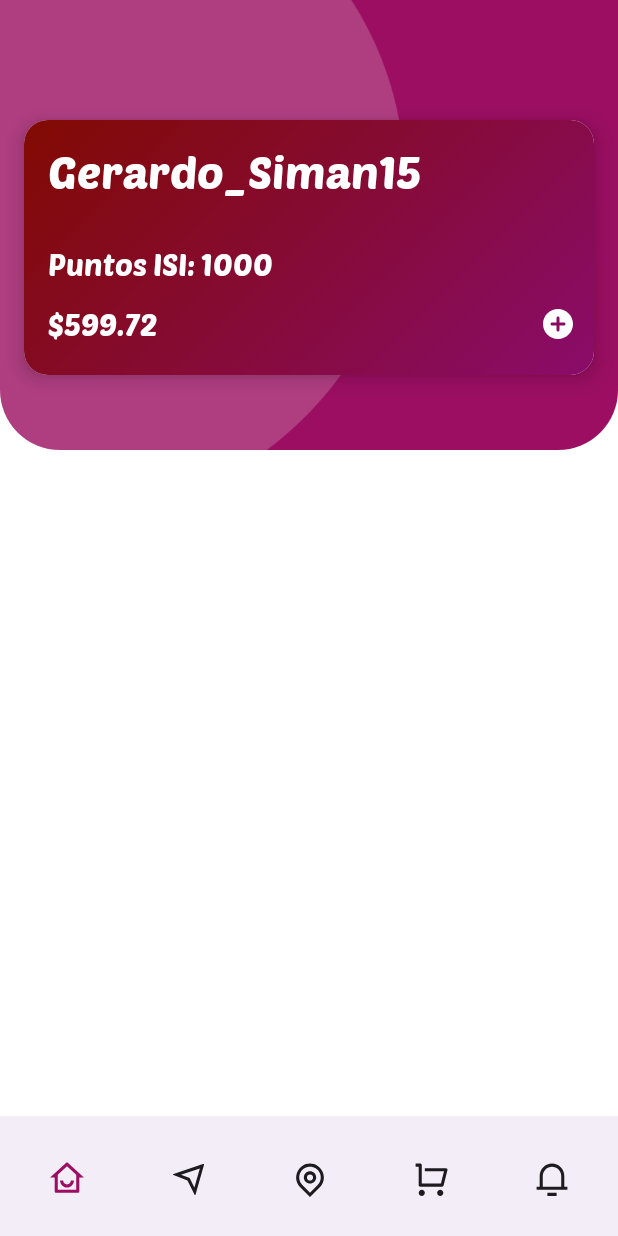
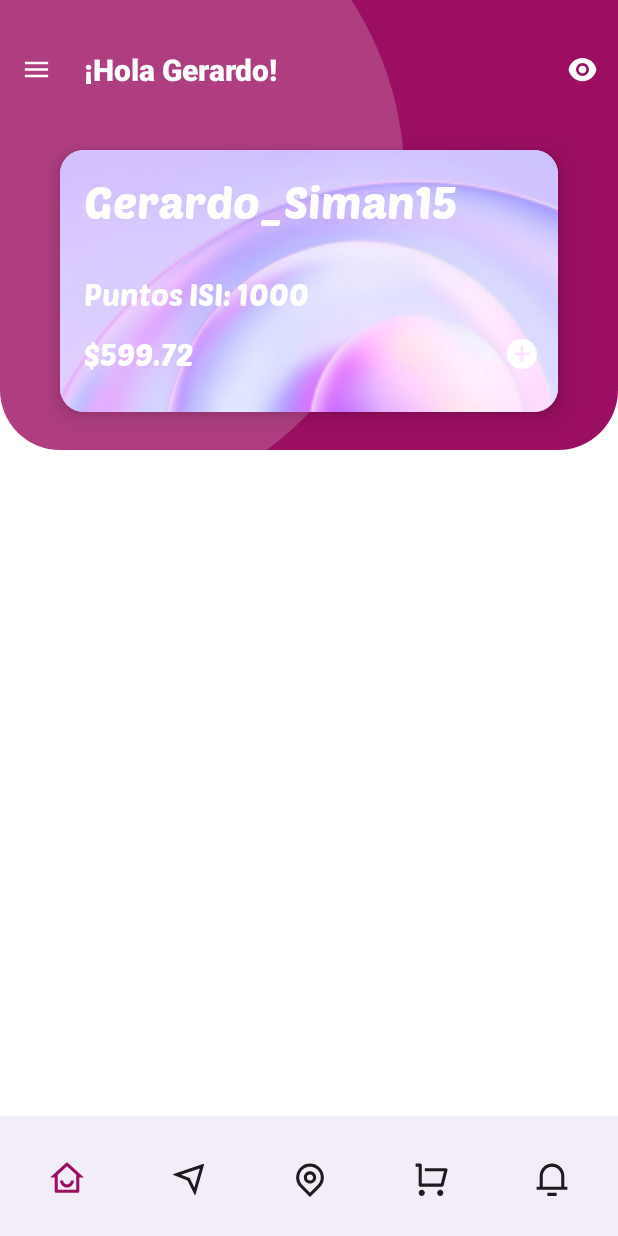
Before and after one commit to DanielESanchez/kotlin-app, an Android app built with Jetpack Compose: the HomeFragment screen opened through its navigation route, on a phone screen of 412 x 824 dp. Run offline under Robolectric (Android 15) with nearby library versions, the phone set to English and light mode, and no system bars; our stand-ins replace navigation-ui; 1 statement that could not run was skipped.

Commit message:
Added Top Bar

```diff
--- a/app/src/main/java/com/myneflow/davisi/MainActivity.kt
+++ b/app/src/main/java/com/myneflow/davisi/MainActivity.kt
@@ -1,8 +1,11 @@
 package com.myneflow.davisi
 
 import android.app.Activity
+import android.os.Build
 import android.os.Bundle
+import android.view.View
 import android.view.Window
+import android.view.WindowInsetsController
 import android.view.WindowManager
 import androidx.activity.enableEdgeToEdge
 import androidx.appcompat.app.AppCompatActivity
@@ -27,15 +30,27 @@ class MainActivity : AppCompatActivity() {
         val navController = host.navController
 
         appBarConfiguration = AppBarConfiguration(navController.graph)
-        gradientStatusBar(this)
-        gradientStatusBar(this)
+        transparentStatusBar(this)
     }
 }
 
-fun gradientStatusBar(activity: Activity) {
+fun transparentStatusBar(activity: Activity) {
     val window: Window = activity.window
     window.addFlags(WindowManager.LayoutParams.FLAG_DRAWS_SYSTEM_BAR_BACKGROUNDS)
 
     window.statusBarColor = ContextCompat.getColor(activity,android.R.color.transparent)
     window.setBackgroundDrawableResource(R.color.white)
+    window.addFlags(WindowManager.LayoutParams.FLAG_DRAWS_SYSTEM_BAR_BACKGROUNDS)
+
+    window.statusBarColor = ContextCompat.getColor(activity,android.R.color.transparent)
+    window.setBackgroundDrawableResource(R.color.white)
+    if (Build.VERSION.SDK_INT >= Build.VERSION_CODES.R) {
+        window.insetsController?.setSystemBarsAppearance(
+            0,
+            WindowInsetsController.APPEARANCE_LIGHT_STATUS_BARS
+        )
+    } else {
+        @Suppress("DEPRECATION")
+        window.decorView.systemUiVisibility = 0
+    }
 }
--- a/app/src/main/java/com/myneflow/davisi/ui/home/component/TopCard.kt
+++ b/app/src/main/java/com/myneflow/davisi/ui/home/component/TopCard.kt
@@ -33,15 +33,17 @@ import androidx.compose.ui.text.font.FontFamily
 import androidx.compose.ui.unit.dp
 import androidx.compose.ui.unit.sp
 import androidx.navigation.fragment.NavHostFragment.Companion.findNavController
-import androidx.navigation.fragment.findNavController
 import com.myneflow.davisi.R
 import com.myneflow.davisi.ui.home.HomeFragment
 import com.myneflow.davisi.ui.nav.BottomAppBarWithScaffoldM3
+import com.myneflow.davisi.ui.nav.TopAppBarWithScaffoldM3
+import com.myneflow.davisi.ui.nav.TopBar
 
-    @Composable
+@Composable
     fun TopCard(fragment: HomeFragment) {
         val navController = findNavController(fragment)
         val backgroundImage = painterResource(id = R.drawable.top_shape)
+        val cardBackground = painterResource(id = R.drawable.card_1)
         val gradient = Brush.linearGradient(
             colors = listOf(
                 Color(0xFF820A02),
@@ -68,15 +70,20 @@ import com.myneflow.davisi.ui.nav.BottomAppBarWithScaffoldM3
                 modifier = Modifier
                     .fillMaxWidth()
                     .height(300.dp)
-                    .padding(top = 80.dp, start = 16.dp, end = 16.dp, bottom = 50.dp),
+                    .padding(top = 100.dp, start = 40.dp, end = 40.dp, bottom = 25.dp),
                 shape = RoundedCornerShape(16.dp),
                 elevation = CardDefaults.elevatedCardElevation(8.dp)
             ) {
                 Box(
                     modifier = Modifier
                         .fillMaxSize()
-                        .background(brush = gradient)
                 ) {
+                    Image(
+                        painter = painterResource(id = R.drawable.card_1),
+                        contentDescription = "Background",
+                        contentScale = ContentScale.FillBounds,
+                        modifier = Modifier.fillMaxSize()
+                    )
                     Column {
                         Row {
                             Text(
@@ -104,7 +111,9 @@ import com.myneflow.davisi.ui.nav.BottomAppBarWithScaffoldM3
                         ) {
                             Text(
                                 text = "$599.72",
-                                modifier = Modifier.padding(16.dp).weight(1f),
+                                modifier = Modifier
+                                    .padding(16.dp)
+                                    .weight(1f),
                                 color = Color.White,
                                 style = TextStyle(fontSize = 20.sp, fontFamily = FontFamily(Font(R.font.poetsen_one_regular)))
                             )
@@ -116,6 +125,7 @@ import com.myneflow.davisi.ui.nav.BottomAppBarWithScaffoldM3
                     }
                 }
             }
+            TopAppBarWithScaffoldM3()
             BottomAppBarWithScaffoldM3("Home", navController)
         }
     }
--- /dev/null
+++ b/app/src/main/java/com/myneflow/davisi/ui/nav/TopBar.kt
@@ -0,0 +1,105 @@
+package com.myneflow.davisi.ui.nav
+
+import androidx.compose.foundation.background
+import androidx.compose.foundation.layout.Arrangement
+import androidx.compose.foundation.layout.Box
+import androidx.compose.foundation.layout.PaddingValues
+import androidx.compose.foundation.layout.Row
+import androidx.compose.foundation.layout.RowScope
+import androidx.compose.foundation.layout.fillMaxHeight
+import androidx.compose.foundation.layout.fillMaxSize
+import androidx.compose.foundation.layout.fillMaxWidth
+import androidx.compose.foundation.layout.height
+import androidx.compose.foundation.layout.padding
+import androidx.compose.foundation.lazy.LazyColumn
+import androidx.compose.material3.Scaffold
+import androidx.compose.runtime.Composable
+import androidx.compose.ui.Modifier
+import androidx.compose.ui.graphics.Color
+import androidx.compose.ui.unit.dp
+import androidx.compose.material3.Icon
+import androidx.compose.material3.IconButton
+import androidx.compose.material3.Text
+import androidx.compose.material.icons.Icons
+import androidx.compose.material.icons.filled.Favorite
+import androidx.compose.material.icons.filled.Menu
+import androidx.compose.material3.ExperimentalMaterial3Api
+import androidx.compose.ui.Alignment
+import androidx.compose.ui.draw.alpha
+import androidx.compose.ui.res.painterResource
+import androidx.compose.ui.text.TextStyle
+import androidx.compose.ui.text.font.FontWeight
+import androidx.compose.ui.unit.sp
+import com.myneflow.davisi.R
+
+@Composable
+fun TopAppBarWithScaffoldM3() {
+    Scaffold (
+        containerColor = Color.Transparent,
+        topBar = {
+            TopBar()
+        },
+        content = { padding ->
+            LazyColumn(
+                modifier = Modifier.fillMaxSize().padding(padding).background(Color.Transparent),
+                contentPadding = PaddingValues(16.dp)
+            ){
+
+            }
+        }
+    )
+}
+
+@OptIn(ExperimentalMaterial3Api::class)
+@Composable
+fun TopBar(){
+    TransparentTopAppBar(
+        title = { Text("¡Hola Gerardo!", color = Color.White, style = TextStyle(fontSize = 20.sp, fontWeight = FontWeight.ExtraBold)) },
+        navigationIcon = {
+            IconButton(onClick = { /* doSomething() */ }) {
+                Icon(Icons.Filled.Menu, contentDescription = "menu", tint = Color.White)
+            }
+        },
+        actions = {
+            IconButton(onClick = { /* doSomething() */ }) {
+                Icon(painter = painterResource(R.drawable.icon_eye), contentDescription = "Hide data", tint = Color.White)
+            }
+        }
+    )
+}
+
+@Composable
+fun TransparentTopAppBar(
+    modifier: Modifier = Modifier,
+    title: @Composable () -> Unit,
+    navigationIcon: @Composable (() -> Unit)? = null,
+    actions: @Composable RowScope.() -> Unit = {},
+) {
+    Row(
+        modifier = modifier
+            .fillMaxWidth()
+            .background(Color.Transparent)
+            .height(56.dp)
+            .padding(top = 35.dp), // Default TopAppBar height
+        horizontalArrangement = Arrangement.SpaceBetween
+    ) {
+        Row(
+            modifier = Modifier.fillMaxHeight(),
+            verticalAlignment = Alignment.CenterVertically
+        ) {
+            navigationIcon?.invoke()
+
+            Box(modifier= Modifier.padding(start = 8.dp)) {
+                title()
+            }
+        }
+
+        Row(
+            modifier = Modifier.fillMaxHeight(),
+            verticalAlignment = Alignment.CenterVertically,
+            horizontalArrangement = Arrangement.End
+        ) {
+            actions()
+        }
+    }
+}
--- /dev/null
+++ b/app/src/main/res/drawable/icon_eye.xml
@@ -0,0 +1,13 @@
+<vector xmlns:android="http://schemas.android.com/apk/res/android"
+    android:width="24dp"
+    android:height="24dp"
+    android:viewportWidth="24"
+    android:viewportHeight="24">
+  <group>
+    <clip-path
+        android:pathData="M0,0h24v24h-24z"/>
+    <path
+        android:pathData="M1.181,12C2.121,6.88 6.608,3 12,3C17.392,3 21.878,6.88 22.819,12C21.879,17.12 17.392,21 12,21C6.608,21 2.122,17.12 1.181,12ZM12,17C13.326,17 14.598,16.473 15.536,15.535C16.473,14.598 17,13.326 17,12C17,10.674 16.473,9.402 15.536,8.464C14.598,7.527 13.326,7 12,7C10.674,7 9.402,7.527 8.465,8.464C7.527,9.402 7,10.674 7,12C7,13.326 7.527,14.598 8.465,15.535C9.402,16.473 10.674,17 12,17ZM12,15C11.204,15 10.441,14.684 9.879,14.121C9.316,13.559 9,12.796 9,12C9,11.204 9.316,10.441 9.879,9.879C10.441,9.316 11.204,9 12,9C12.796,9 13.559,9.316 14.121,9.879C14.684,10.441 15,11.204 15,12C15,12.796 14.684,13.559 14.121,14.121C13.559,14.684 12.796,15 12,15Z"
+        android:fillColor="#696969"/>
+  </group>
+</vector>
```
Also changed, not shown: app/src/main/res/drawable/icon_hat.xml (added, +20 -0 lines), app/src/main/res/drawable/logo.xml (added, +48 -0 lines), app/src/main/res/drawable/card_1.png (added).
